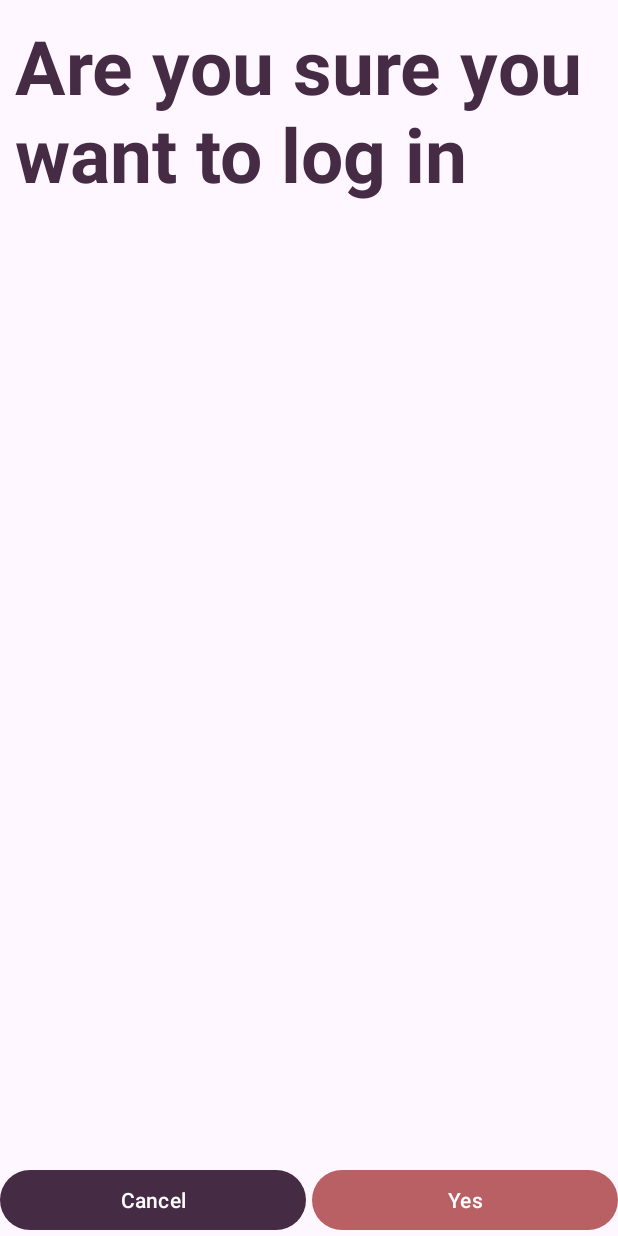
After one commit to monaSaurusRex/Android_Subsystem, an Android app: the LogoutActivity screen opened directly, with no data from a screen before it, on a phone screen of 412 x 824 dp. The commit adds this screen. Run offline under Robolectric (Android 15) with nearby library versions, the phone set to English and light mode, and no system bars.

Commit message:
Added color palette and logout button on dash.

```diff
--- a/LoginSubsystem/Frontend/UserLogin/app/src/main/AndroidManifest.xml
+++ b/LoginSubsystem/Frontend/UserLogin/app/src/main/AndroidManifest.xml
@@ -15,6 +15,9 @@
         android:theme="@style/Theme.UserLogin"
         android:usesCleartextTraffic="true"
         tools:targetApi="31">
+        <activity
+            android:name=".LogoutActivity"
+            android:exported="false" />
         <activity
             android:name=".RegisterActivity"
             android:exported="false" />
--- a/LoginSubsystem/Frontend/UserLogin/app/src/main/java/com/example/userlogin/DashboardActivity.kt
+++ b/LoginSubsystem/Frontend/UserLogin/app/src/main/java/com/example/userlogin/DashboardActivity.kt
@@ -23,6 +23,7 @@ class DashboardActivity : AppCompatActivity() {
 
         btnLogout.setOnClickListener {
             startActivity(Intent(this, LoginActivity::class.java))
+//            startActivity(Intent(this, LogoutActivity::class.java))
         }
     }
 }
--- /dev/null
+++ b/LoginSubsystem/Frontend/UserLogin/app/src/main/java/com/example/userlogin/LogoutActivity.kt
@@ -0,0 +1,11 @@
+package com.example.userlogin
+
+import androidx.appcompat.app.AppCompatActivity
+import android.os.Bundle
+
+class LogoutActivity : AppCompatActivity() {
+    override fun onCreate(savedInstanceState: Bundle?) {
+        super.onCreate(savedInstanceState)
+        setContentView(R.layout.activity_logout)
+    }
+}
--- /dev/null
+++ b/LoginSubsystem/Frontend/UserLogin/app/src/main/res/drawable/baseline_logout_24.xml
@@ -0,0 +1,5 @@
+<vector android:autoMirrored="true" android:height="200dp"
+    android:tint="#FFFFFF" android:viewportHeight="24"
+    android:viewportWidth="24" android:width="200dp" xmlns:android="http://schemas.android.com/apk/res/android">
+    <path android:fillColor="@android:color/white" android:pathData="M17,7l-1.41,1.41L18.17,11H8v2h10.17l-2.58,2.58L17,17l5,-5zM4,5h8V3H4c-1.1,0 -2,0.9 -2,2v14c0,1.1 0.9,2 2,2h8v-2H4V5z"/>
+</vector>
--- /dev/null
+++ b/LoginSubsystem/Frontend/UserLogin/app/src/main/res/layout/activity_logout.xml
@@ -0,0 +1,47 @@
+<?xml version="1.0" encoding="utf-8"?>
+<androidx.constraintlayout.widget.ConstraintLayout xmlns:android="http://schemas.android.com/apk/res/android"
+    xmlns:app="http://schemas.android.com/apk/res-auto"
+    xmlns:tools="http://schemas.android.com/tools"
+    android:layout_width="match_parent"
+    android:layout_height="match_parent"
+    tools:context=".LogoutActivity">
+
+    <TextView
+        android:id="@+id/tvTitle"
+        android:layout_width="wrap_content"
+        android:layout_height="wrap_content"
+        android:fontFamily="bold"
+        android:padding="10dp"
+        android:text="Are you sure you want to log in"
+        android:textColor="@color/colorPrimaryDark"
+        android:textSize="50sp"
+        android:textStyle="bold"
+        app:layout_constraintEnd_toEndOf="parent"
+        app:layout_constraintStart_toStartOf="parent"
+        app:layout_constraintTop_toTopOf="parent" />
+
+    <Button
+        android:id="@+id/btnCancel"
+        android:layout_width="0dp"
+        android:layout_height="48dp"
+        android:layout_marginEnd="2dp"
+        android:text="@string/no"
+        app:layout_constraintBottom_toBottomOf="parent"
+        app:layout_constraintEnd_toStartOf="@+id/btnConfirmLogout"
+        app:layout_constraintHorizontal_bias="0.5"
+        app:layout_constraintStart_toStartOf="parent" />
+
+    <Button
+        android:id="@+id/btnConfirmLogout"
+        android:layout_width="0dp"
+        android:layout_height="48dp"
+        android:theme="@style/Button.Red"
+        android:layout_marginStart="2dp"
+        android:text="@string/yes"
+        app:layout_constraintBottom_toBottomOf="parent"
+        app:layout_constraintEnd_toEndOf="parent"
+        app:layout_constraintHorizontal_bias="0.5"
+        app:layout_constraintStart_toEndOf="@+id/btnCancel" />
+
+
+</androidx.constraintlayout.widget.ConstraintLayout>
--- a/LoginSubsystem/Frontend/UserLogin/app/src/main/res/values/colors.xml
+++ b/LoginSubsystem/Frontend/UserLogin/app/src/main/res/values/colors.xml
@@ -2,8 +2,13 @@
 <resources>
     <color name="black">#FF000000</color>
     <color name="white">#FFFFFFFF</color>
-    <color name="colorPrimary">#884A6F</color>
     <color name="colorPrimaryDark">#462B45</color>
+    <color name="colorPrimary">#80425B</color>
+    <color name="red">#B86063</color>
+    <color name="orangeDark">#E48960</color>
+    <color name="orangeLight">#FBBD5F</color>
+    <color name="yellow">#F9F871</color>
     <color name="colorAccent">#FFFCFE</color>
-    <color name="colorDanger">#b86063</color>
+
+<!--    <color name="colorDanger">#b86063</color> -->
 </resources>
--- a/LoginSubsystem/Frontend/UserLogin/app/src/main/res/values/strings.xml
+++ b/LoginSubsystem/Frontend/UserLogin/app/src/main/res/values/strings.xml
@@ -9,4 +9,6 @@
     <string name="invalid_username">Not a valid username</string>
     <string name="invalid_password">Password must be >5 characters</string>
     <string name="login_failed">"Login failed"</string>
+    <string name="yes">"Yes"</string>
+    <string name="no">"Cancel"</string>
 </resources>
--- a/LoginSubsystem/Frontend/UserLogin/app/src/main/res/values/themes.xml
+++ b/LoginSubsystem/Frontend/UserLogin/app/src/main/res/values/themes.xml
@@ -7,7 +7,7 @@
     </style>
 
     <style name="Button.Red" parent="Theme.AppCompat">
-        <item name="colorPrimary">@color/colorDanger</item>
+        <item name="colorPrimary">@color/red</item>
     </style>
 
     <style name="Theme.UserLogin" parent="Base.Theme.UserLogin" />
```
Also changed, not shown: LoginSubsystem/Frontend/UserLogin/app/src/main/res/layout/activity_dashboard.xml (+13 -0 lines).
